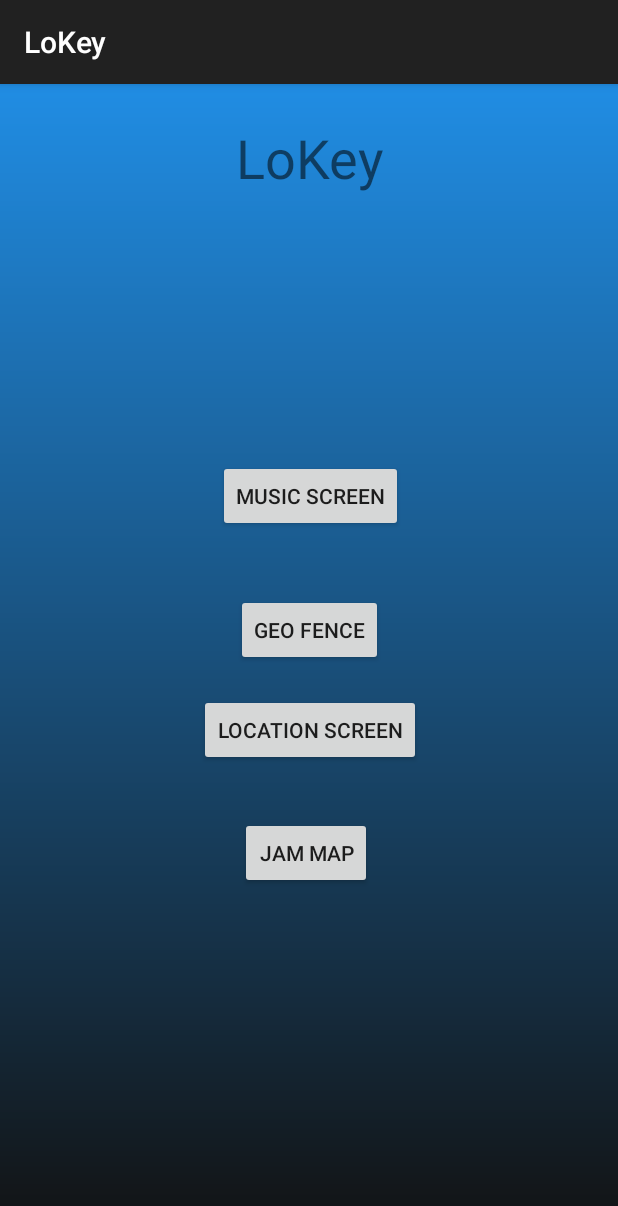
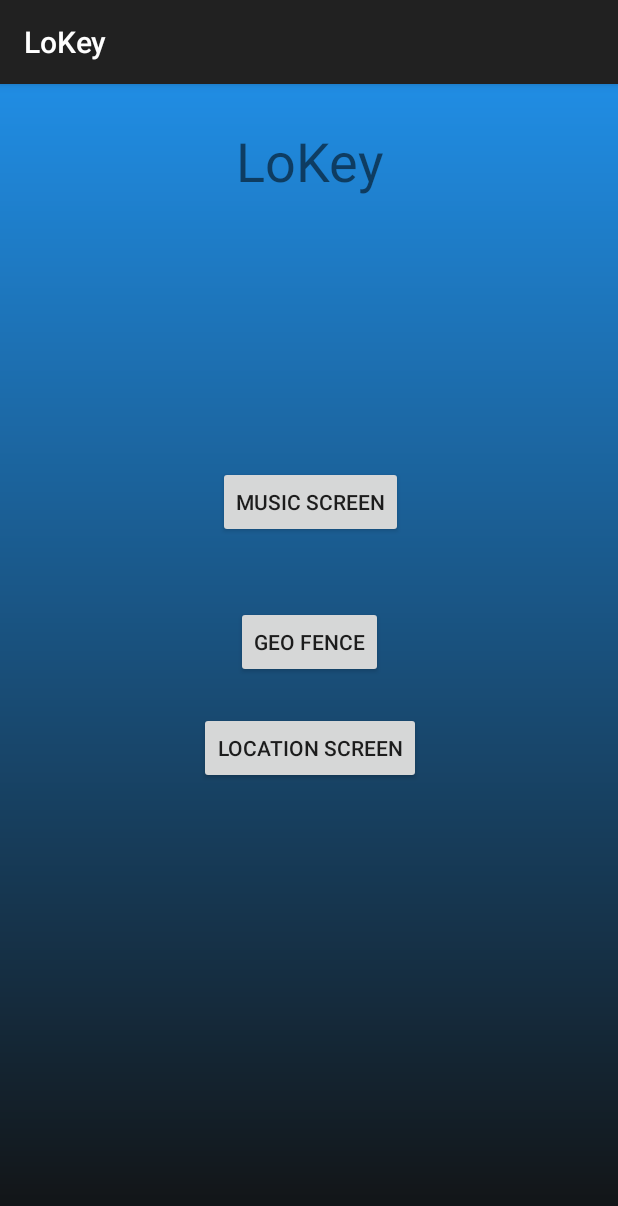
Before and after one commit to Anthony-Haslett/LoKey, an Android app: the screen it shows after launch (MainActivity), on a phone screen of 412 x 824 dp. Shown: the top 1206 px of the screen. Run offline under Robolectric (Android 15) with nearby library versions, the phone set to English and light mode, and no system bars.

Commit message:
refactor(JamMap): removed JamMap from code base
Feature is now redundant because I have the Geo-Fencing screen -- which does the same thing plus more.

```diff
--- a/app/src/main/AndroidManifest.xml
+++ b/app/src/main/AndroidManifest.xml
@@ -39,16 +39,11 @@
             android:name="org.apache.http.legacy"
             android:required="false" />
 
-        <receiver android:name=".MapsActivity" />
-
         <service
             android:name=".GeofenceRegistrationService"
             android:enabled="true"
             android:exported="true" />
 
-        <activity
-            android:name=".MapsActivity"
-            android:label="@string/title_activity_maps" />
         <activity android:name=".ActivityRemotePlayer" />
         <activity android:name=".ActivityLocation" />
         <activity android:name=".MainActivity">
--- a/app/src/main/java/com/project/lokey/MenuFragment.java
+++ b/app/src/main/java/com/project/lokey/MenuFragment.java
@@ -36,7 +36,7 @@ public class MenuFragment extends Fragment {
 
     private OnFragmentInteractionListener mListener;
 
-    Button musicButton, locationButton, jamMapButton, geoFenceButton;
+    Button musicButton, locationButton, geoFenceButton;
     NavController navController;
 
 
@@ -84,10 +84,6 @@ public class MenuFragment extends Fragment {
         locationButton = view.findViewById(R.id.location_button);
         locationButton.setOnClickListener(view1 -> navController
                 .navigate(R.id.action_menuFragment_to_activityLocation));
-
-        jamMapButton = view.findViewById(R.id.jamMap);
-        jamMapButton.setOnClickListener(v -> navController
-                .navigate(R.id.action_menuFragment_to_mapsActivity));
 
         geoFenceButton = view.findViewById(R.id.geofence_button);
         geoFenceButton.setOnClickListener(v -> navController
--- a/app/src/main/res/layout/fragment_menu.xml
+++ b/app/src/main/res/layout/fragment_menu.xml
@@ -37,9 +37,9 @@
             android:layout_marginTop="3dp"
             android:layout_marginEnd="162dp"
             android:layout_marginRight="162dp"
-            android:layout_marginBottom="18dp"
+            android:layout_marginBottom="296dp"
             android:text="Location Screen"
-            app:layout_constraintBottom_toTopOf="@+id/jamMap"
+            app:layout_constraintBottom_toBottomOf="parent"
             app:layout_constraintEnd_toEndOf="parent"
             app:layout_constraintHorizontal_bias="0.492"
             app:layout_constraintStart_toStartOf="parent"
@@ -63,22 +63,6 @@
             app:layout_constraintTop_toTopOf="parent" />
 
         <Button
-            android:id="@+id/jamMap"
-            android:layout_width="wrap_content"
-            android:layout_height="wrap_content"
-            android:layout_marginStart="159dp"
-            android:layout_marginLeft="159dp"
-            android:layout_marginTop="14dp"
-            android:layout_marginEnd="164dp"
-            android:layout_marginRight="164dp"
-            android:layout_marginBottom="230dp"
-            android:text="Jam Map"
-            app:layout_constraintBottom_toBottomOf="parent"
-            app:layout_constraintEnd_toEndOf="parent"
-            app:layout_constraintStart_toStartOf="parent"
-            app:layout_constraintTop_toBottomOf="@+id/location_button" />
-
-        <Button
             android:id="@+id/geofence_button"
             android:layout_width="wrap_content"
             android:layout_height="wrap_content"
--- a/app/src/main/res/navigation/navigation.xml
+++ b/app/src/main/res/navigation/navigation.xml
@@ -20,20 +20,13 @@
             android:id="@+id/action_menuFragment_to_activityLocation"
             app:destination="@id/activityLocation" />
         <action
-            android:id="@+id/action_menuFragment_to_mapsActivity"
-            app:destination="@id/mapsActivity" />
-        <action
             android:id="@+id/action_menuFragment_to_activityRemotePlayer"
             app:destination="@id/activityRemotePlayer" />
         <action
             android:id="@+id/action_menuFragment_to_activityGeo"
             app:destination="@id/activityGeo" />
     </fragment>
-    <activity
-        android:id="@+id/mapsActivity"
-        android:name="com.project.lokey.MapsActivity"
-        android:label="activity_maps"
-        tools:layout="@layout/activity_maps" />
+
     <activity
         android:id="@+id/activityRemotePlayer"
         android:name="com.project.lokey.ActivityRemotePlayer"
```
Also changed, not shown: app/src/main/java/com/project/lokey/MapsActivity.java (deleted, +0 -120 lines), app/src/main/res/layout/activity_maps.xml (deleted, +0 -44 lines).
